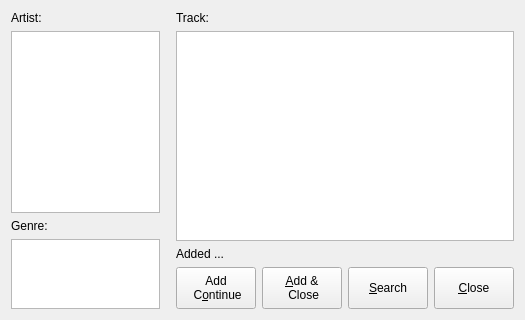
This is browseWidget.ui in thomaslundgaard/Pimp as Qt 5 draws it before an edit. The edited form follows.
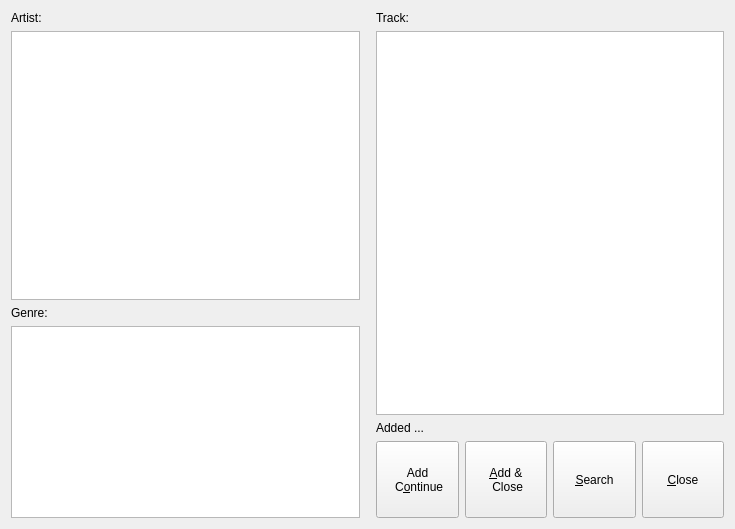
This is the edited form.

Commit message: Faster db title counter for browseWidget

What changed in the file:
```diff
--- a/browseWidget.ui
+++ b/browseWidget.ui
@@ -6,10 +6,16 @@
    <rect>
     <x>0</x>
     <y>0</y>
-    <width>525</width>
-    <height>320</height>
+    <width>735</width>
+    <height>529</height>
    </rect>
   </property>
+  <property name="minimumSize">
+   <size>
+    <width>0</width>
+    <height>0</height>
+   </size>
+  </property>
   <property name="windowTitle">
    <string>Form</string>
   </property>
@@ -31,7 +37,7 @@
        <property name="sizePolicy">
         <sizepolicy hsizetype="Expanding" vsizetype="Expanding">
          <horstretch>0</horstretch>
-         <verstretch>3</verstretch>
+         <verstretch>0</verstretch>
         </sizepolicy>
        </property>
        <property name="horizontalScrollBarPolicy">
@@ -58,11 +64,20 @@
      <item>
       <widget class="QListWidget" name="genreList">
        <property name="sizePolicy">
-        <sizepolicy hsizetype="Expanding" vsizetype="Expanding">
+        <sizepolicy hsizetype="Expanding" vsizetype="Fixed">
          <horstretch>0</horstretch>
-         <verstretch>1</verstretch>
+         <verstretch>0</verstretch>
         </sizepolicy>
        </property>
+       <property name="minimumSize">
+        <size>
+         <width>0</width>
+         <height>0</height>
+        </size>
+       </property>
+       <property name="verticalScrollBarPolicy">
+        <enum>Qt::ScrollBarAlwaysOff</enum>
+       </property>
        <property name="horizontalScrollBarPolicy">
         <enum>Qt::ScrollBarAlwaysOff</enum>
        </property>
```
The commit also changes 3 other files.
